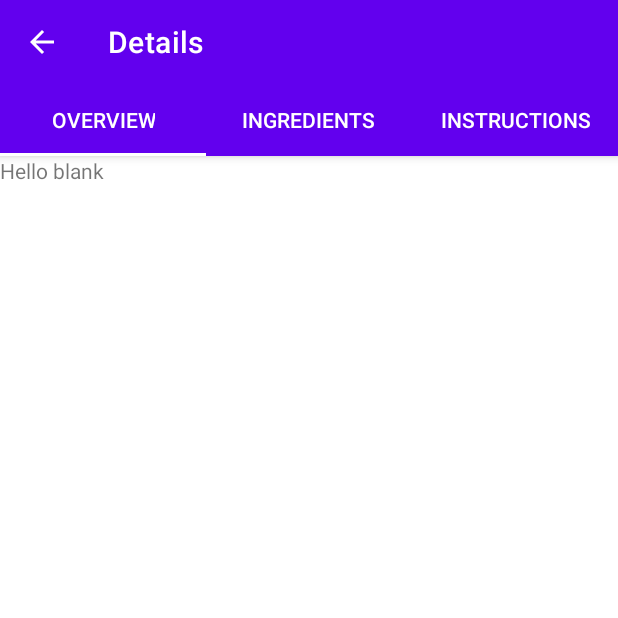
After one commit to aliatillaydemir/FoodRecipe, an Android app: the DetailsActivity screen opened directly, with no data from a screen before it, on a phone screen of 412 x 824 dp, the top half of it. The commit adds this screen. Run offline under Robolectric (Android 15) with nearby library versions, the phone set to English and light mode, and no system bars; Roboto replaces fonts that are not available here; 2 statements that could not run were skipped.

Commit message:
"implement Fragments Adapter and related features"

```diff
--- a/app/build.gradle
+++ b/app/build.gradle
@@ -4,6 +4,7 @@ plugins {
     id 'kotlin-kapt'
     id 'com.google.dagger.hilt.android'
     id 'androidx.navigation.safeargs.kotlin'
+    id 'kotlin-parcelize'
 }
 
 android {
--- /dev/null
+++ b/app/src/main/java/com/ayd/recipeapp/adapter/PagerAdapter.kt
@@ -0,0 +1,25 @@
+package com.ayd.recipeapp.adapter
+
+import android.os.Bundle
+import androidx.fragment.app.Fragment
+import androidx.fragment.app.FragmentActivity
+import androidx.viewpager2.adapter.FragmentStateAdapter
+
+class PagerAdapter(
+   private val resultBundle : Bundle,
+   private val fragments:ArrayList<Fragment>,
+    fragmentActivity: FragmentActivity
+): FragmentStateAdapter(fragmentActivity){
+
+
+    override fun getItemCount(): Int {
+        return fragments.size
+    }
+
+    override fun createFragment(position: Int): Fragment {
+        fragments[position].arguments = resultBundle
+        return fragments[position]
+    }
+
+
+}
--- a/app/src/main/java/com/ayd/recipeapp/adapter/RecipesAdapter.kt
+++ b/app/src/main/java/com/ayd/recipeapp/adapter/RecipesAdapter.kt
@@ -54,7 +54,7 @@ class RecipesAdapter:RecyclerView.Adapter<RecipesAdapter.MyViewHolder>() {
         recipes = newData.results
         //notifyDataSetChanged() -> bunun yerine daha performanslı olan diffUtil classını yarattık, onu kullanacağız.
 
-        diffUtilResult.dispatchUpdatesTo(this)
+        diffUtilResult.dispatchUpdatesTo(this) // bütün listeleri değil, listedeki değişen elemanları fark eder.
     }
 
 
--- a/app/src/main/java/com/ayd/recipeapp/model/ExtendedIngredient.kt
+++ b/app/src/main/java/com/ayd/recipeapp/model/ExtendedIngredient.kt
@@ -1,8 +1,11 @@
 package com.ayd.recipeapp.model
 
 
+import android.os.Parcelable
 import com.google.gson.annotations.SerializedName
+import kotlinx.android.parcel.Parcelize
 
+@Parcelize
 data class ExtendedIngredient(
 
     @SerializedName("amount")
@@ -17,4 +20,4 @@ data class ExtendedIngredient(
     val original: String,
     @SerializedName("unit")
     val unit: String
-)
+):Parcelable
--- /dev/null
+++ b/app/src/main/java/com/ayd/recipeapp/ui/DetailsActivity.kt
@@ -0,0 +1,68 @@
+package com.ayd.recipeapp.ui
+
+import androidx.appcompat.app.AppCompatActivity
+import android.os.Bundle
+import android.view.MenuItem
+import androidx.core.content.ContextCompat
+import androidx.fragment.app.Fragment
+import androidx.navigation.navArgs
+import com.ayd.recipeapp.R
+import com.ayd.recipeapp.adapter.PagerAdapter
+import com.ayd.recipeapp.databinding.ActivityDetailsBinding
+import com.ayd.recipeapp.ui.fragments.ingredients.IngredientsFragment
+import com.ayd.recipeapp.ui.fragments.instructions.InstructionsFragment
+import com.ayd.recipeapp.ui.fragments.overview.OverviewFragment
+import com.google.android.material.tabs.TabLayoutMediator
+
+class DetailsActivity : AppCompatActivity() {
+
+    lateinit var binding: ActivityDetailsBinding
+    private val args by navArgs<DetailsActivityArgs>()
+
+    override fun onCreate(savedInstanceState: Bundle?) {
+        super.onCreate(savedInstanceState)
+        binding = ActivityDetailsBinding.inflate(layoutInflater)
+        val view = binding.root
+        setContentView(view)
+
+        setSupportActionBar(binding.toolbar)
+        binding.toolbar.setTitleTextColor(ContextCompat.getColor(this,R.color.white))
+        supportActionBar?.setDisplayHomeAsUpEnabled(true)  //back button and detail text are visible now.
+
+        val fragments = ArrayList<Fragment>()
+        fragments.add(OverviewFragment())
+        fragments.add(IngredientsFragment())
+        fragments.add(InstructionsFragment())
+
+        val titles = ArrayList<String>()
+        titles.add("Overview")
+        titles.add("Ingredients")
+        titles.add("Instructions")
+
+        val resultBundle = Bundle()
+        resultBundle.putParcelable("recipeBundle",args.result)
+
+        val adapter = PagerAdapter(resultBundle,fragments,this)
+
+        binding.viewPager2.adapter = adapter
+
+
+        TabLayoutMediator(binding.tabLayout,binding.viewPager2){tab, position ->
+            tab.text = titles[position]
+        }.attach()
+
+    }
+
+
+
+    override fun onOptionsItemSelected(item: MenuItem): Boolean {  //back button works now
+        if(item.itemId == android.R.id.home){
+            finish()
+        }
+        return super.onOptionsItemSelected(item)
+    }
+
+
+
+
+}
--- /dev/null
+++ b/app/src/main/java/com/ayd/recipeapp/ui/fragments/ingredients/IngredientsFragment.kt
@@ -0,0 +1,23 @@
+package com.ayd.recipeapp.ui.fragments.ingredients
+
+import android.os.Bundle
+import androidx.fragment.app.Fragment
+import android.view.LayoutInflater
+import android.view.View
+import android.view.ViewGroup
+import com.ayd.recipeapp.R
+
+
+class IngredientsFragment : Fragment() {
+
+
+    override fun onCreateView(
+        inflater: LayoutInflater, container: ViewGroup?,
+        savedInstanceState: Bundle?
+    ): View? {
+        // Inflate the layout for this fragment
+        return inflater.inflate(R.layout.fragment_ingredients, container, false)
+    }
+
+
+}
--- /dev/null
+++ b/app/src/main/java/com/ayd/recipeapp/ui/fragments/instructions/InstructionsFragment.kt
@@ -0,0 +1,25 @@
+package com.ayd.recipeapp.ui.fragments.instructions
+
+import android.os.Bundle
+import androidx.fragment.app.Fragment
+import android.view.LayoutInflater
+import android.view.View
+import android.view.ViewGroup
+import com.ayd.recipeapp.R
+
+
+class InstructionsFragment : Fragment() {
+
+
+
+    override fun onCreateView(
+        inflater: LayoutInflater, container: ViewGroup?,
+        savedInstanceState: Bundle?
+    ): View? {
+        // Inflate the layout for this fragment
+        return inflater.inflate(R.layout.fragment_instructions, container, false)
+    }
+
+
+
+}
--- /dev/null
+++ b/app/src/main/java/com/ayd/recipeapp/ui/fragments/overview/OverviewFragment.kt
@@ -0,0 +1,23 @@
+package com.ayd.recipeapp.ui.fragments.overview
+
+import android.os.Bundle
+import androidx.fragment.app.Fragment
+import android.view.LayoutInflater
+import android.view.View
+import android.view.ViewGroup
+import com.ayd.recipeapp.R
+
+
+class OverviewFragment : Fragment() {
+
+
+    override fun onCreateView(
+        inflater: LayoutInflater, container: ViewGroup?,
+        savedInstanceState: Bundle?
+    ): View? {
+        // Inflate the layout for this fragment
+        return inflater.inflate(R.layout.fragment_overview, container, false)
+    }
+
+
+}
--- a/app/src/main/java/com/ayd/recipeapp/ui/fragments/recipes/RecipesFragment.kt
+++ b/app/src/main/java/com/ayd/recipeapp/ui/fragments/recipes/RecipesFragment.kt
@@ -17,7 +17,6 @@ import com.ayd.recipeapp.R
 import com.ayd.recipeapp.viewModels.MainViewModel
 import com.ayd.recipeapp.adapter.RecipesAdapter
 import com.ayd.recipeapp.databinding.FragmentRecipesBinding
-import com.ayd.recipeapp.util.Constants.Companion.API_KEY
 import com.ayd.recipeapp.util.NetworkListener
 import com.ayd.recipeapp.util.NetworkResult
 import com.ayd.recipeapp.util.observeOnce
--- /dev/null
+++ b/app/src/main/res/layout/activity_details.xml
@@ -0,0 +1,43 @@
+<?xml version="1.0" encoding="utf-8"?>
+<androidx.constraintlayout.widget.ConstraintLayout xmlns:android="http://schemas.android.com/apk/res/android"
+    xmlns:app="http://schemas.android.com/apk/res-auto"
+    xmlns:tools="http://schemas.android.com/tools"
+    android:id="@+id/detailsLayout"
+    android:layout_width="match_parent"
+    android:layout_height="match_parent"
+    tools:context=".ui.DetailsActivity">
+
+    <com.google.android.material.appbar.AppBarLayout
+        android:id="@+id/appBar"
+        android:layout_width="match_parent"
+        android:layout_height="wrap_content"
+        app:layout_constraintEnd_toEndOf="parent"
+        app:layout_constraintStart_toStartOf="parent"
+        app:layout_constraintTop_toTopOf="parent">
+
+        <androidx.appcompat.widget.Toolbar
+            android:id="@+id/toolbar"
+            android:layout_width="match_parent"
+            android:layout_height="wrap_content"/>
+
+        <com.google.android.material.tabs.TabLayout
+            android:id="@+id/tabLayout"
+            style="@style/CustomTableLayoutStyle"
+            app:tabTextAppearance="@style/CustomTabTextStyle"
+            android:layout_width="match_parent"
+            android:layout_height="wrap_content"
+            app:layout_scrollFlags="scroll|enterAlways"/>
+
+
+    </com.google.android.material.appbar.AppBarLayout>
+
+    <androidx.viewpager2.widget.ViewPager2
+        android:id="@+id/viewPager2"
+        android:layout_width="match_parent"
+        android:layout_height="0dp"
+        app:layout_constraintBottom_toBottomOf="parent"
+        app:layout_constraintEnd_toEndOf="parent"
+        app:layout_constraintStart_toStartOf="parent"
+        app:layout_constraintTop_toBottomOf="@+id/appBar" />
+
+</androidx.constraintlayout.widget.ConstraintLayout>
--- /dev/null
+++ b/app/src/main/res/layout/fragment_overview.xml
@@ -0,0 +1,14 @@
+<?xml version="1.0" encoding="utf-8"?>
+<FrameLayout xmlns:android="http://schemas.android.com/apk/res/android"
+    xmlns:tools="http://schemas.android.com/tools"
+    android:layout_width="match_parent"
+    android:layout_height="match_parent"
+    tools:context=".ui.fragments.overview.OverviewFragment">
+
+    <!-- TODO: Update blank fragment layout -->
+    <TextView
+        android:layout_width="match_parent"
+        android:layout_height="match_parent"
+        android:text="@string/hello_blank_fragment" />
+
+</FrameLayout>
--- a/app/src/main/res/layout/recipes_row_layout.xml
+++ b/app/src/main/res/layout/recipes_row_layout.xml
@@ -4,15 +4,14 @@
     xmlns:tools="http://schemas.android.com/tools">
 
     <data>
-
         <variable
             name="result"
             type="com.ayd.recipeapp.model.Result" />
-
     </data>
 
     <androidx.constraintlayout.widget.ConstraintLayout
         android:id="@+id/recipesRowLayout"
+        onRecipeClickListener="@{result}"
         android:layout_width="match_parent"
         android:layout_height="wrap_content"
         android:layout_marginTop="4dp"
--- a/app/src/main/res/values/colors.xml
+++ b/app/src/main/res/values/colors.xml
@@ -14,4 +14,7 @@
         <color name = "chipBackgroundColor">#EFE9E9</color>
         <color name = "checkedChipTextColor">#FF6200EE</color>
         <color name = "chipTextColor">#434243</color>
+
+    <color name="actionBarBackgroundColor">#FF6200EE</color>
+
 </resources>
--- a/app/src/main/res/values/themes.xml
+++ b/app/src/main/res/values/themes.xml
@@ -14,6 +14,7 @@
         <!-- Customize your theme here. -->
     </style>
 
+
     // Custom Chip Style
     <style name="CustomChipStyle" parent="Widget.MaterialComponents.Chip.Filter">
         <item name = "chipBackgroundColor">@color/chip_background_color</item>
@@ -22,4 +23,24 @@
     </style>
 
 
+    <style name="DetailsActivityStyle" parent="Theme.MaterialComponents.DayNight.NoActionBar">
+        <item name="colorPrimary">@color/purple_500</item>
+        <item name="colorPrimaryDark">#4C04EF</item>
+        <item name="colorAccent">#9676DD</item>
+        <item name="colorControlNormal">#FFFFFF</item>
+        <item name="android:statusBarColor">#4710C3</item>
+    </style>
+
+    <style name="CustomTableLayoutStyle" parent="Widget.Design.TabLayout">
+        <item name="background">@color/actionBarBackgroundColor</item>
+        <item name="tabIndicatorColor">#FFFFFF</item>
+        <item name="tabIndicatorHeight">2dp</item>
+        <item name="tabSelectedTextColor">#FFFFFF</item>
+    </style>
+
+    <style name="CustomTabTextStyle" parent="TextAppearance.Design.Tab">
+        <item name="android:textColor">#FFFFFF</item>
+    </style>
+
+
 </resources>
```
Also changed, not shown: app/src/main/AndroidManifest.xml (+8 -2 lines), app/src/main/java/com/ayd/recipeapp/bindingAdapters/RecipesRowBinding.kt (+19 -1 lines), app/src/main/java/com/ayd/recipeapp/model/Result.kt (+6 -3 lines), app/src/main/res/layout/fragment_ingredients.xml (added, +14 -0 lines), app/src/main/res/layout/fragment_instructions.xml (added, +14 -0 lines), app/src/main/res/navigation/my_nav.xml (+12 -0 lines).
